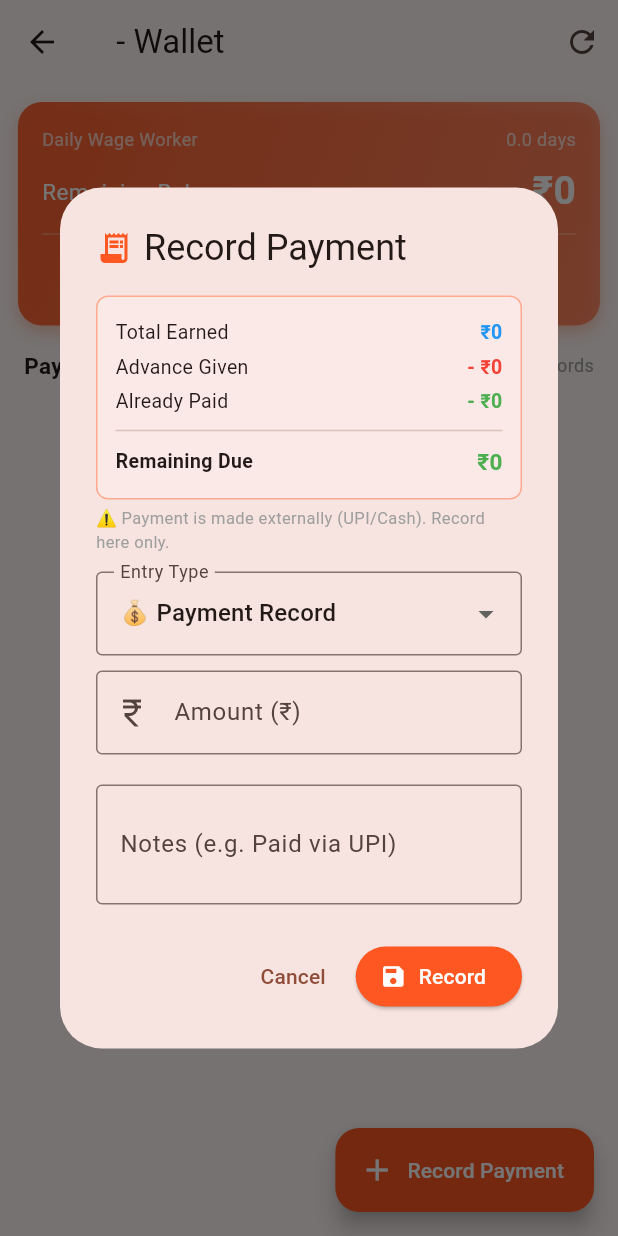
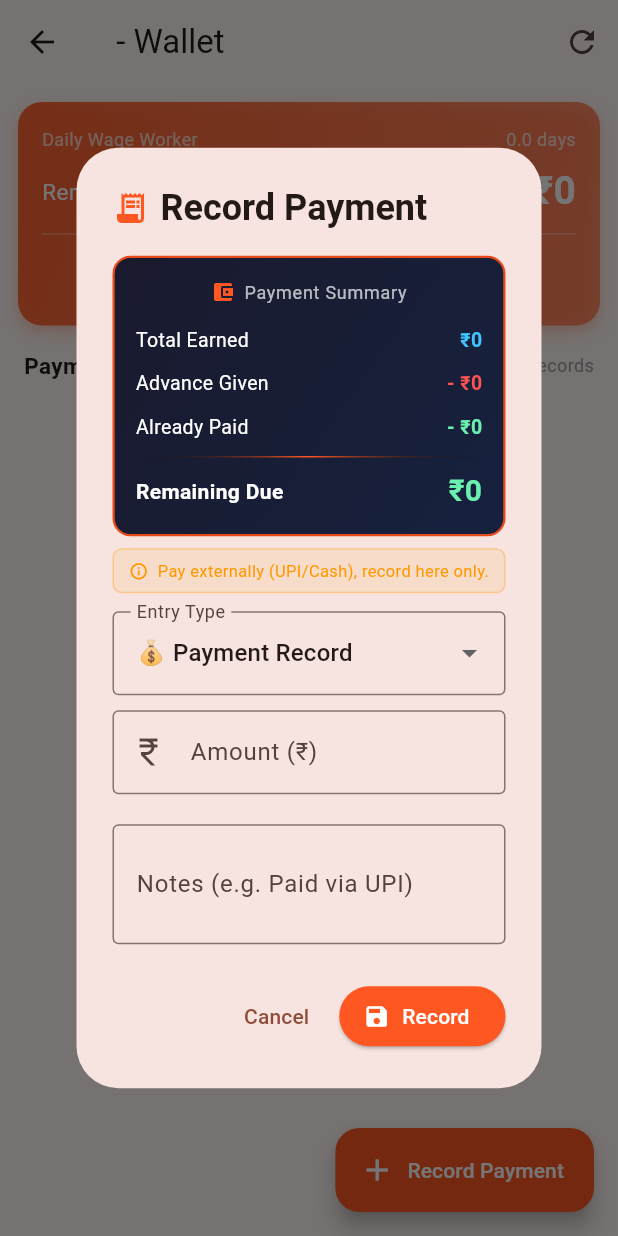
Before and after one commit to ManzarGIT/site-manager-app, a Flutter app: the FinancesScreen screen opened directly with empty values, after a tap on "Record Payment", on a phone screen of 412 x 824 dp. Run offline on Flutter 3.47's test engine with Material 3 defaults, Android fonts, the phone set to English and light mode, and no system bars; our stand-ins replace shared_preferences; missing offline and left inert: mobile_scanner; accounts and stored records are empty; network calls fail.

Commit message:
Fix Record Payment dialog dark theme design

```diff
--- a/frontend/lib/screens/finances_screen.dart
+++ b/frontend/lib/screens/finances_screen.dart
@@ -264,7 +264,8 @@ class _FinancesScreenState extends State<FinancesScreen> {
             children: [
               Icon(Icons.receipt_long, color: Colors.deepOrange),
               SizedBox(width: 8),
-              Text('Record Payment'),
+              Text('Record Payment',
+                  style: TextStyle(fontWeight: FontWeight.bold)),
             ],
           ),
           content: SingleChildScrollView(
@@ -272,42 +273,110 @@ class _FinancesScreenState extends State<FinancesScreen> {
               mainAxisSize: MainAxisSize.min,
               crossAxisAlignment: CrossAxisAlignment.start,
               children: [
-                // Summary box
+                // Summary box - fully dark theme
                 Container(
-                  padding: const EdgeInsets.all(12),
+                  padding: const EdgeInsets.all(14),
                   decoration: BoxDecoration(
-                    color: Colors.deepOrange.shade50,
-                    borderRadius: BorderRadius.circular(8),
-                    border: Border.all(color: Colors.deepOrange.shade200),
+                    gradient: LinearGradient(
+                      colors: [Color(0xFF1A1A2E), Color(0xFF16213E)],
+                      begin: Alignment.topLeft,
+                      end: Alignment.bottomRight,
+                    ),
+                    borderRadius: BorderRadius.circular(12),
+                    border: Border.all(
+                        color: Colors.deepOrange.shade700, width: 1.5),
                   ),
                   child: Column(
                     children: [
-                      _summaryRow('Total Earned',
-                          '₹${_rupeeFormat.format(_totalEarned)}', Colors.blue),
+                      // Header
+                      Row(
+                        mainAxisAlignment: MainAxisAlignment.center,
+                        children: [
+                          Icon(Icons.account_balance_wallet,
+                              color: Colors.deepOrange, size: 16),
+                          SizedBox(width: 6),
+                          Text('Payment Summary',
+                              style: TextStyle(
+                                  color: Colors.white70,
+                                  fontSize: 12,
+                                  letterSpacing: 0.5)),
+                        ],
+                      ),
+                      const SizedBox(height: 12),
+                      _summaryRow(
+                          'Total Earned',
+                          '₹${_rupeeFormat.format(_totalEarned)}',
+                          Colors.lightBlueAccent),
+                      const SizedBox(height: 6),
                       _summaryRow(
                           'Advance Given',
                           '- ₹${_rupeeFormat.format(_totalAdvance)}',
-                          Colors.red),
+                          Colors.redAccent),
+                      const SizedBox(height: 6),
                       _summaryRow(
                           'Already Paid',
                           '- ₹${_rupeeFormat.format(_totalPaid)}',
-                          Colors.green),
-                      const Divider(),
-                      _summaryRow(
-                        'Remaining Due',
-                        '₹${_rupeeFormat.format(_remainingBalance)}',
-                        _remainingBalance > 0
-                            ? Colors.deepOrange
-                            : Colors.green,
-                        bold: true,
+                          Colors.greenAccent),
+                      const SizedBox(height: 8),
+                      Container(
+                        height: 1,
+                        decoration: BoxDecoration(
+                          gradient: LinearGradient(
+                            colors: [
+                              Colors.transparent,
+                              Colors.deepOrange,
+                              Colors.transparent
+                            ],
+                          ),
+                        ),
+                      ),
+                      const SizedBox(height: 8),
+                      Row(
+                        mainAxisAlignment: MainAxisAlignment.spaceBetween,
+                        children: [
+                          const Text('Remaining Due',
+                              style: TextStyle(
+                                  color: Colors.white,
+                                  fontWeight: FontWeight.bold,
+                                  fontSize: 14)),
+                          Text(
+                            '₹${_rupeeFormat.format(_remainingBalance)}',
+                            style: TextStyle(
+                              color: _remainingBalance > 0
+                                  ? Colors.orangeAccent
+                                  : Colors.greenAccent,
+                              fontWeight: FontWeight.bold,
+                              fontSize: 20,
+                            ),
+                          ),
+                        ],
                       ),
                     ],
                   ),
                 ),
-                const SizedBox(height: 4),
-                const Text(
-                  '⚠️ Payment is made externally (UPI/Cash). Record here only.',
-                  style: TextStyle(fontSize: 11, color: Colors.grey),
+                const SizedBox(height: 8),
+                Container(
+                  padding:
+                      const EdgeInsets.symmetric(horizontal: 10, vertical: 6),
+                  decoration: BoxDecoration(
+                    color: Colors.orange.withValues(alpha: 0.1),
+                    borderRadius: BorderRadius.circular(6),
+                    border:
+                        Border.all(color: Colors.orange.withValues(alpha: 0.3)),
+                  ),
+                  child: Row(
+                    children: [
+                      const Icon(Icons.info_outline,
+                          size: 13, color: Colors.orange),
+                      const SizedBox(width: 6),
+                      const Expanded(
+                        child: Text(
+                          'Pay externally (UPI/Cash), record here only.',
+                          style: TextStyle(fontSize: 11, color: Colors.orange),
+                        ),
+                      ),
+                    ],
+                  ),
                 ),
                 const SizedBox(height: 12),
                 DropdownButtonFormField<String>(
@@ -428,12 +497,13 @@ class _FinancesScreenState extends State<FinancesScreen> {
           Text(label,
               style: TextStyle(
                   fontSize: 13,
+                  color: Colors.white,
                   fontWeight: bold ? FontWeight.bold : FontWeight.normal)),
           Text(value,
               style: TextStyle(
                   color: color,
                   fontWeight: FontWeight.bold,
-                  fontSize: bold ? 15 : 13)),
+                  fontSize: bold ? 16 : 13)),
         ],
       ),
     );
```
